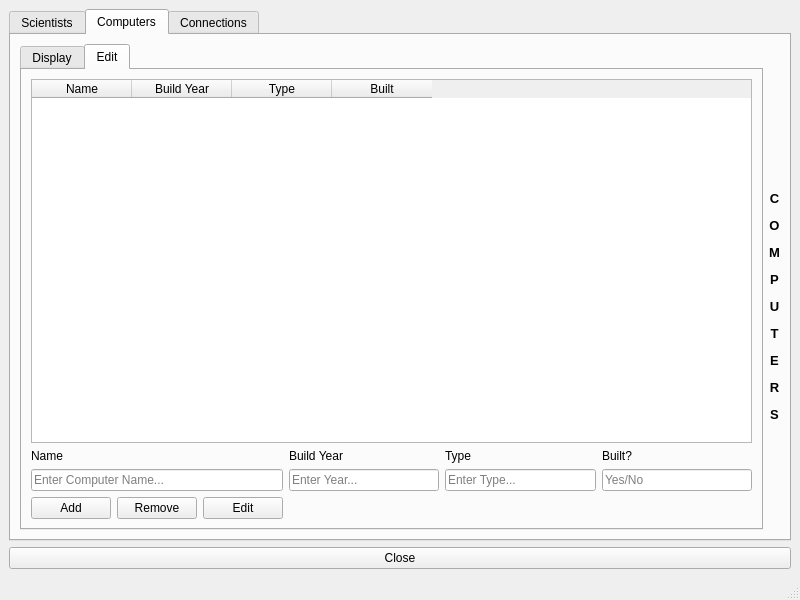
Before: the Qt Designer form Verkefni3/displaywindow.ui in ivarmarkusson/Verkefni-1, drawn with Qt 5.
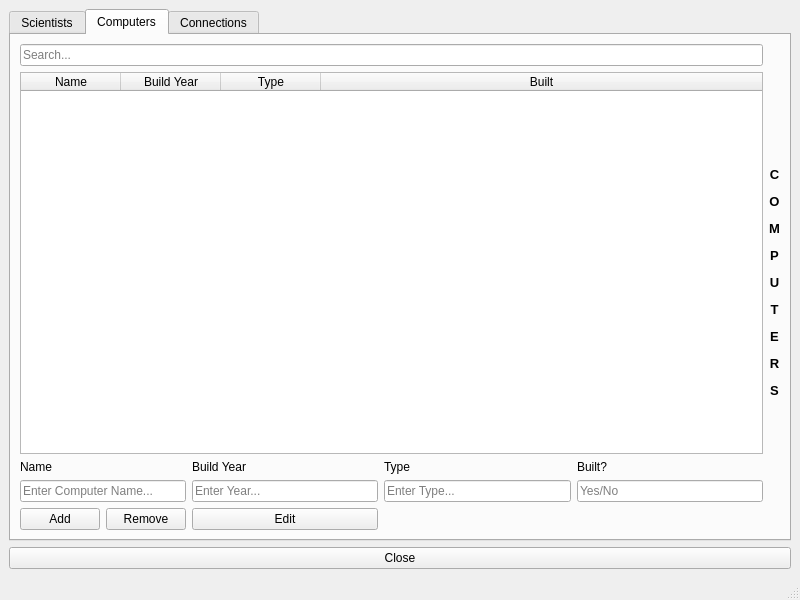
After: the same form once the commit is applied. The open tabs and pages were chosen to show the change.

Commit message: Add Computer Komið

What changed in the file:
```diff
--- a/Verkefni3/displaywindow.ui
+++ b/Verkefni3/displaywindow.ui
@@ -15,13 +15,20 @@
   </property>
   <widget class="QWidget" name="centralwidget">
    <layout class="QGridLayout" name="gridLayout">
-    <item row="0" column="0">
+    <item row="2" column="0">
+     <widget class="QPushButton" name="pushButton_close">
+      <property name="text">
+       <string>Close</string>
+      </property>
+     </widget>
+    </item>
+    <item row="1" column="0">
      <widget class="QTabWidget" name="tab_sci_com_conn">
       <property name="enabled">
        <bool>true</bool>
       </property>
       <property name="currentIndex">
-       <number>0</number>
+       <number>2</number>
       </property>
       <widget class="QWidget" name="tab_sci_main">
        <attribute name="title">
@@ -174,188 +181,133 @@
         <string>Computers</string>
        </attribute>
        <layout class="QGridLayout" name="gridLayout_3">
-        <item row="0" column="0">
-         <widget class="QTabWidget" name="tab_com_display_edit">
-          <property name="currentIndex">
-           <number>0</number>
+        <item row="2" column="0">
+         <widget class="QLabel" name="label_12">
+          <property name="text">
+           <string>Name</string>
           </property>
-          <widget class="QWidget" name="tab_com_display">
-           <attribute name="title">
-            <string>Display</string>
-           </attribute>
-           <widget class="QLineEdit" name="line_search_com">
-            <property name="geometry">
-             <rect>
-              <x>0</x>
-              <y>10</y>
-              <width>771</width>
-              <height>31</height>
-             </rect>
-            </property>
-            <property name="placeholderText">
-             <string>Search...</string>
-            </property>
-           </widget>
-           <widget class="QTableWidget" name="table_display_com">
-            <property name="geometry">
-             <rect>
-              <x>0</x>
-              <y>50</y>
-              <width>771</width>
-              <height>391</height>
-             </rect>
-            </property>
-            <property name="editTriggers">
-             <set>QAbstractItemView::NoEditTriggers</set>
-            </property>
-            <property name="selectionBehavior">
-             <enum>QAbstractItemView::SelectRows</enum>
-            </property>
-            <property name="sortingEnabled">
-             <bool>true</bool>
-            </property>
-            <attribute name="horizontalHeaderStretchLastSection">
-             <bool>true</bool>
-            </attribute>
-            <column>
-             <property name="text">
-              <string>Name</string>
-             </property>
-            </column>
-            <column>
-             <property name="text">
-              <string>Build Year</string>
-             </property>
-            </column>
-            <column>
-             <property name="text">
-              <string>Type</string>
-             </property>
-            </column>
-            <column>
-             <property name="text">
-              <string>Built</string>
-             </property>
-            </column>
-           </widget>
-          </widget>
-          <widget class="QWidget" name="tab_com_edit">
-           <attribute name="title">
-            <string>Edit</string>
-           </attribute>
-           <layout class="QGridLayout" name="gridLayout_7">
-            <item row="0" column="0" colspan="6">
-             <widget class="QTableWidget" name="table_edit_com">
-              <column>
-               <property name="text">
-                <string>Name</string>
-               </property>
-              </column>
-              <column>
-               <property name="text">
-                <string>Build Year</string>
-               </property>
-              </column>
-              <column>
-               <property name="text">
-                <string>Type</string>
-               </property>
-              </column>
-              <column>
-               <property name="text">
-                <string>Built</string>
-               </property>
-              </column>
-             </widget>
-            </item>
-            <item row="1" column="0">
-             <widget class="QLabel" name="label_12">
-              <property name="text">
-               <string>Name</string>
-              </property>
-             </widget>
-            </item>
-            <item row="1" column="3">
-             <widget class="QLabel" name="label_11">
-              <property name="text">
-               <string>Build Year</string>
-              </property>
-             </widget>
-            </item>
-            <item row="1" column="4">
-             <widget class="QLabel" name="label_10">
-              <property name="text">
-               <string>Type</string>
-              </property>
-             </widget>
-            </item>
-            <item row="1" column="5">
-             <widget class="QLabel" name="label_9">
-              <property name="text">
-               <string>Built?</string>
-              </property>
-             </widget>
-            </item>
-            <item row="2" column="0" colspan="3">
-             <widget class="QLineEdit" name="line_com_name_add_remove_edit">
-              <property name="placeholderText">
-               <string>Enter Computer Name...</string>
-              </property>
-             </widget>
-            </item>
-            <item row="2" column="3">
-             <widget class="QLineEdit" name="line_com_year_add_remove_edit">
-              <property name="text">
-               <string/>
-              </property>
-              <property name="placeholderText">
-               <string>Enter Year...</string>
-              </property>
-             </widget>
-            </item>
-            <item row="2" column="4">
-             <widget class="QLineEdit" name="line_com_type_add_remove_edit">
-              <property name="placeholderText">
-               <string>Enter Type...</string>
-              </property>
-             </widget>
-            </item>
-            <item row="2" column="5">
-             <widget class="QLineEdit" name="line_com_built_add_remove_edit">
-              <property name="text">
-               <string/>
-              </property>
-              <property name="placeholderText">
-               <string>Yes/No</string>
-              </property>
-             </widget>
-            </item>
-            <item row="3" column="0">
-             <widget class="QPushButton" name="pushButton_com_add">
-              <property name="text">
-               <string>Add</string>
-              </property>
-             </widget>
-            </item>
-            <item row="3" column="1">
-             <widget class="QPushButton" name="pushButton_com_remove">
-              <property name="text">
-               <string>Remove</string>
-              </property>
-             </widget>
-            </item>
-            <item row="3" column="2">
-             <widget class="QPushButton" name="pushButton_com_edit">
-              <property name="text">
-               <string>Edit</string>
-              </property>
-             </widget>
-            </item>
-           </layout>
-          </widget>
          </widget>
         </item>
-        <item row="0" column="1">
+        <item row="3" column="4">
+         <widget class="QLineEdit" name="line_com_built_add_remove_edit">
+          <property name="text">
+           <string/>
+          </property>
+          <property name="placeholderText">
+           <string>Yes/No</string>
+          </property>
+         </widget>
+        </item>
+        <item row="4" column="0">
+         <widget class="QPushButton" name="pushButton_com_add">
+          <property name="text">
+           <string>Add</string>
+          </property>
+         </widget>
+        </item>
+        <item row="3" column="0" colspan="2">
+         <widget class="QLineEdit" name="line_com_name_add_remove_edit">
+          <property name="placeholderText">
+           <string>Enter Computer Name...</string>
+          </property>
+         </widget>
+        </item>
+        <item row="2" column="4">
+         <widget class="QLabel" name="label_9">
+          <property name="text">
+           <string>Built?</string>
+          </property>
+         </widget>
+        </item>
+        <item row="4" column="1">
+         <widget class="QPushButton" name="pushButton_com_remove">
+          <property name="text">
+           <string>Remove</string>
+          </property>
+         </widget>
+        </item>
+        <item row="4" column="2">
+         <widget class="QPushButton" name="pushButton_com_edit">
+          <property name="text">
+           <string>Edit</string>
+          </property>
+         </widget>
+        </item>
+        <item row="0" column="0" colspan="5">
+         <widget class="QLineEdit" name="line_search_com">
+          <property name="placeholderText">
+           <string>Search...</string>
+          </property>
+         </widget>
+        </item>
+        <item row="1" column="0" colspan="5">
+         <widget class="QTableWidget" name="table_display_com">
+          <property name="editTriggers">
+           <set>QAbstractItemView::NoEditTriggers</set>
+          </property>
+          <property name="selectionBehavior">
+           <enum>QAbstractItemView::SelectRows</enum>
+          </property>
+          <property name="sortingEnabled">
+           <bool>true</bool>
+          </property>
+          <attribute name="horizontalHeaderStretchLastSection">
+           <bool>true</bool>
+          </attribute>
+          <column>
+           <property name="text">
+            <string>Name</string>
+           </property>
+          </column>
+          <column>
+           <property name="text">
+            <string>Build Year</string>
+           </property>
+          </column>
+          <column>
+           <property name="text">
+            <string>Type</string>
+           </property>
+          </column>
+          <column>
+           <property name="text">
+            <string>Built</string>
+           </property>
+          </column>
+         </widget>
+        </item>
+        <item row="2" column="3">
+         <widget class="QLabel" name="label_10">
+          <property name="text">
+           <string>Type</string>
+          </property>
+         </widget>
+        </item>
+        <item row="3" column="3">
+         <widget class="QLineEdit" name="line_com_type_add_remove_edit">
+          <property name="placeholderText">
+           <string>Enter Type...</string>
+          </property>
+         </widget>
+        </item>
+        <item row="3" column="2">
+         <widget class="QLineEdit" name="line_com_year_add_remove_edit">
+          <property name="text">
+           <string/>
+          </property>
+          <property name="placeholderText">
+           <string>Enter Year...</string>
+          </property>
+         </widget>
+        </item>
+        <item row="2" column="2">
+         <widget class="QLabel" name="label_11">
+          <property name="text">
+           <string>Build Year</string>
+          </property>
+         </widget>
+        </item>
+        <item row="1" column="5">
          <widget class="QLabel" name="label_8">
           <property name="text">
            <string>&lt;html&gt;&lt;head/&gt;&lt;body&gt;&lt;p align=&quot;center&quot;&gt;&lt;br/&gt;&lt;/p&gt;&lt;p align=&quot;center&quot;&gt;&lt;span style=&quot; font-size:10pt; font-weight:600;&quot;&gt;C&lt;/span&gt;&lt;/p&gt;&lt;p align=&quot;center&quot;&gt;&lt;span style=&quot; font-size:10pt; font-weight:600;&quot;&gt;O&lt;/span&gt;&lt;/p&gt;&lt;p align=&quot;center&quot;&gt;&lt;span style=&quot; font-size:10pt; font-weight:600;&quot;&gt;M&lt;/span&gt;&lt;/p&gt;&lt;p align=&quot;center&quot;&gt;&lt;span style=&quot; font-size:10pt; font-weight:600;&quot;&gt;P&lt;/span&gt;&lt;/p&gt;&lt;p align=&quot;center&quot;&gt;&lt;span style=&quot; font-size:10pt; font-weight:600;&quot;&gt;U&lt;/span&gt;&lt;/p&gt;&lt;p align=&quot;center&quot;&gt;&lt;span style=&quot; font-size:10pt; font-weight:600;&quot;&gt;T&lt;/span&gt;&lt;/p&gt;&lt;p align=&quot;center&quot;&gt;&lt;span style=&quot; font-size:10pt; font-weight:600;&quot;&gt;E&lt;/span&gt;&lt;/p&gt;&lt;p align=&quot;center&quot;&gt;&lt;span style=&quot; font-size:10pt; font-weight:600;&quot;&gt;R&lt;/span&gt;&lt;/p&gt;&lt;p align=&quot;center&quot;&gt;&lt;span style=&quot; font-size:10pt; font-weight:600;&quot;&gt;S&lt;/span&gt;&lt;/p&gt;&lt;/body&gt;&lt;/html&gt;</string>
@@ -372,7 +324,7 @@
         <item row="0" column="0">
          <widget class="QTabWidget" name="tab_connect_display_edit">
           <property name="currentIndex">
-           <number>0</number>
+           <number>1</number>
           </property>
           <widget class="QWidget" name="tab_conn_display">
            <attribute name="title">
@@ -613,13 +565,6 @@
       </widget>
      </widget>
     </item>
-    <item row="1" column="0">
-     <widget class="QPushButton" name="pushButton_close">
-      <property name="text">
-       <string>Close</string>
-      </property>
-     </widget>
-    </item>
    </layout>
   </widget>
   <widget class="QMenuBar" name="menubar">
```
Left out of the diff: 36 changed lines with no effect on the pictures. The commit also changes 14 other files.
